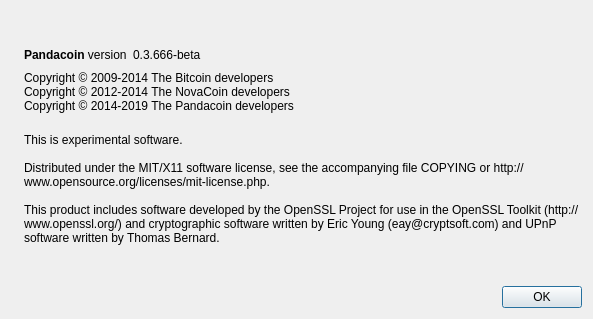
justthedoctor/pandacoin-dev, file src/qt/forms/aboutdialog.ui: the form before one commit.
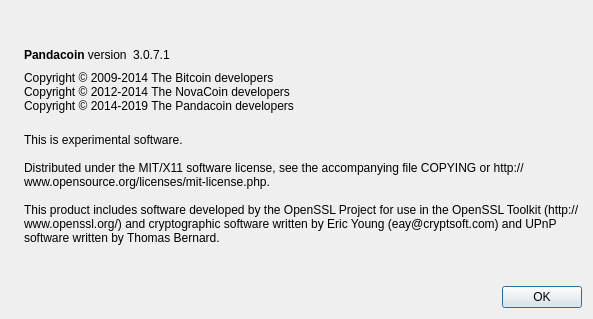
The form after the commit. Icons and pictures are not drawn.

What changed in the file:
```diff
--- a/src/qt/forms/aboutdialog.ui
+++ b/src/qt/forms/aboutdialog.ui
@@ -63,7 +63,7 @@
           <cursorShape>IBeamCursor</cursorShape>
          </property>
          <property name="text">
-          <string notr="true">0.3.666-beta</string>
+          <string notr="true">3.0.7.1</string>
          </property>
          <property name="textInteractionFlags">
           <set>Qt::LinksAccessibleByMouse|Qt::TextSelectableByKeyboard|Qt::TextSelectableByMouse</set>
```
